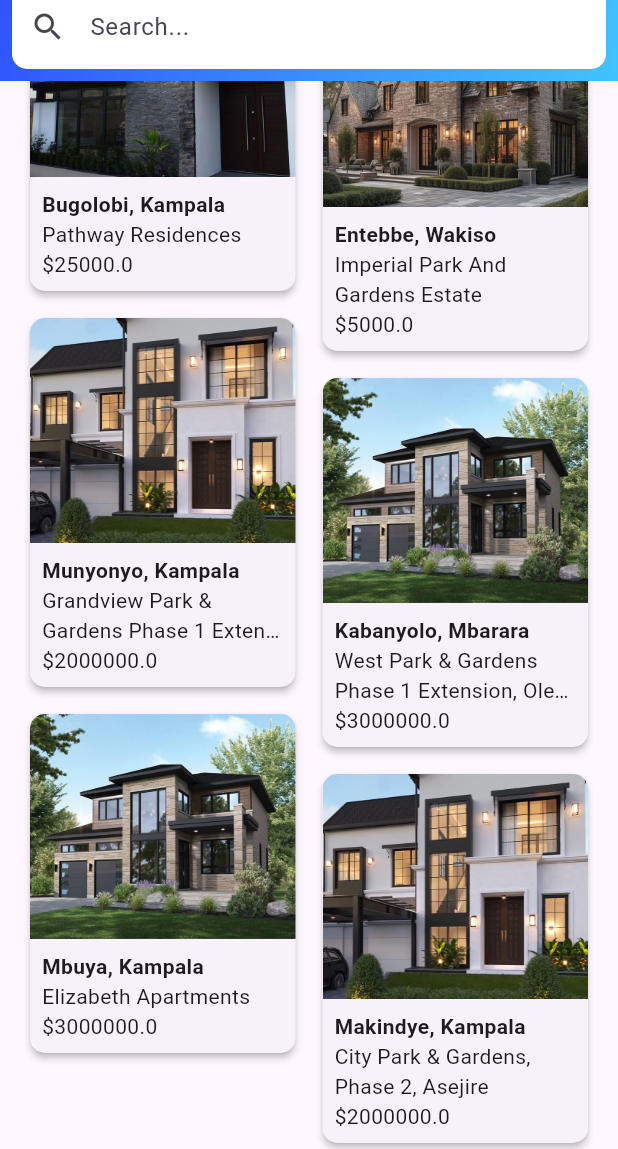
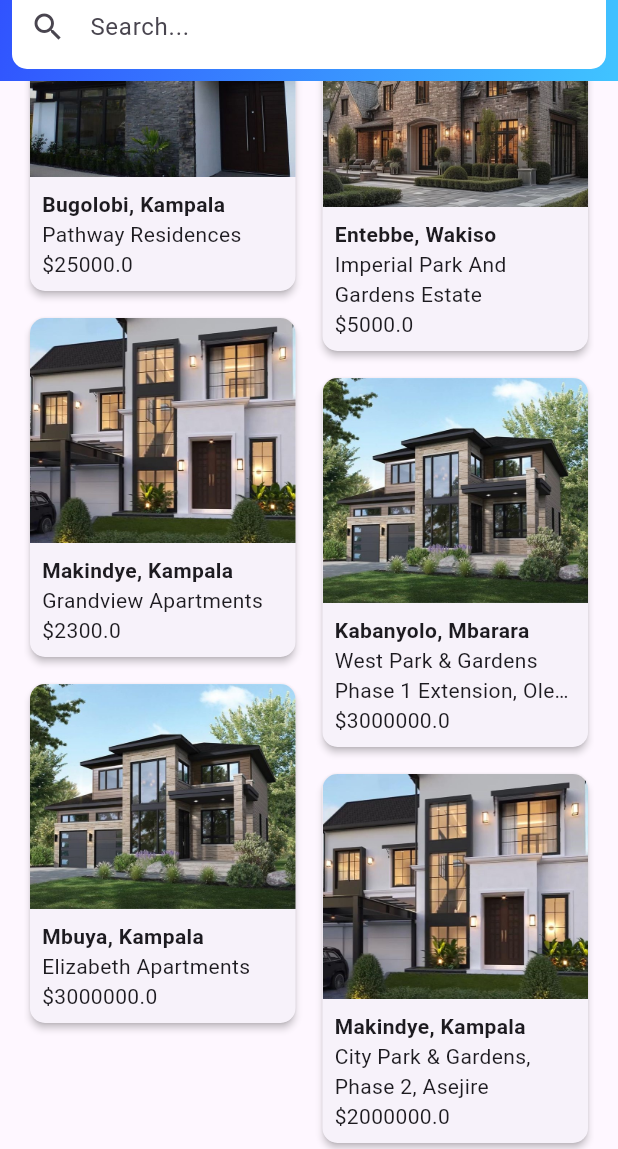
Before and after one commit to Ggayi-Edward/Property_management_application, a Flutter app: the EstateListingView screen opened by its route, scrolled down 334 dp, on a phone screen of 412 x 824 dp, the part 87-1236 px from its top. Run offline on Flutter 3.47's test engine with Material 3 defaults, Android fonts, the phone set to English and light mode, and no system bars; our stand-ins replace carousel_slider, firebase_auth, firebase_core, firebase_storage, flutter_svg, fluttertoast and 3 more; accounts and stored records are empty; project files that could hold a hidden picture were left out.

Commit message:
data residences

```diff
--- a/lib/data/estate_data.dart
+++ b/lib/data/estate_data.dart
@@ -82,9 +82,9 @@ class EstateData {
         'bathrooms': 3,
         'swimmingPool': true,
       },
-      location: 'Munyonyo, Kampala',
-      price: 2000000.0,
-      title: 'Grandview Park & Gardens Phase 1 Extension',
+      location: 'Makindye, Kampala',
+      price: 2300.0,
+      title: 'Grandview Apartments',
       roomImages: [
         'assets/images/houses/rooms/bathroom4.jfif',
         'assets/images/houses/rooms/bedroom4.jfif',
```
